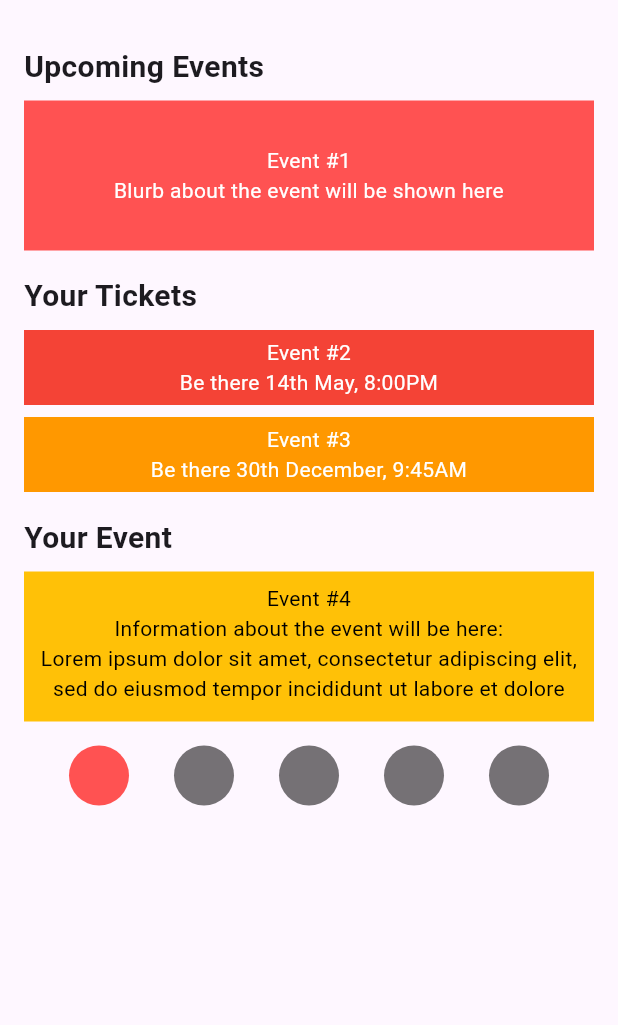
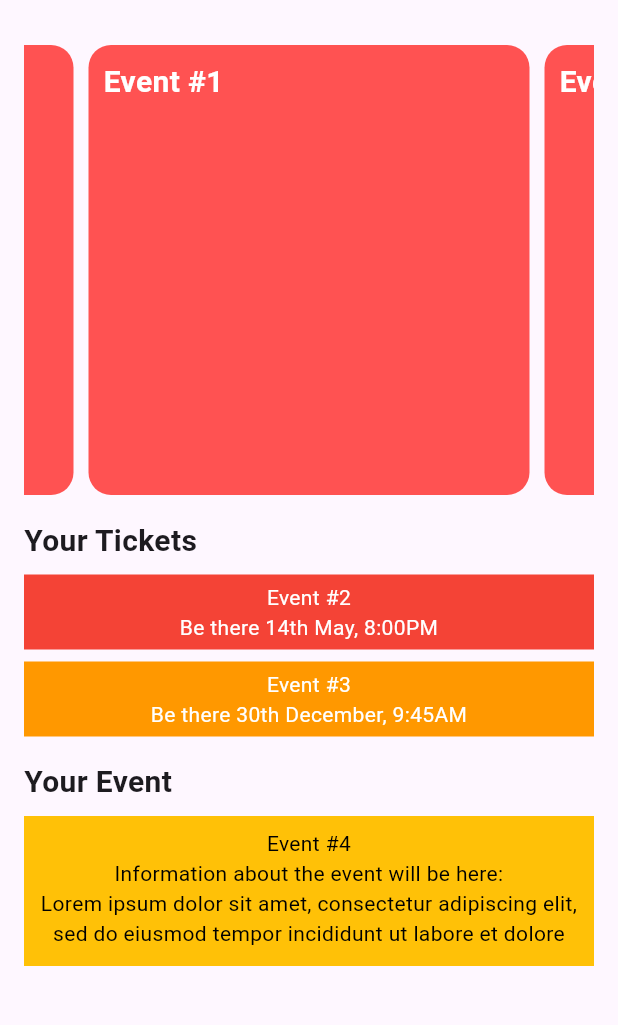
Before and after one commit to WillMBT/festivalens, a Flutter app: the screen it shows after launch, on a phone screen of 412 x 824 dp, the part 63-1088 px from its top. Run offline on Flutter 3.47's test engine with Material 3 defaults, Android fonts, the phone set to English and light mode, and no system bars; drawn by our look-alikes of carousel_slider.

```diff
--- a/festivalens/lib/main.dart
+++ b/festivalens/lib/main.dart
@@ -1,5 +1,5 @@
 import 'package:flutter/material.dart';
-import 'package:flutter/services.dart';
+import 'package:carousel_slider/carousel_slider.dart';
 
 void main() {
   runApp(FestivaLensApp());
@@ -26,6 +26,72 @@ class FestivaLensHomePage extends StatelessWidget {
         child: Column(
           crossAxisAlignment: CrossAxisAlignment.start,
           children: [
+            UpcomingEventsSection(),
+            SizedBox(height: 16),
+            YourTicketsSection(),
+            SizedBox(height: 16),
+            YourEventSection(),
+          ],
+        ),
+      ),
+    );
+  }
+}
+
+
+class UpcomingEventsSection extends StatelessWidget {
+  @override
+  Widget build(BuildContext context){
+    return Container(
+      child: CarouselSlider(
+        items: [1,2,3].map((i) {
+          return Container(
+            width: MediaQuery.of(context).size.width,
+
+            margin: EdgeInsets.symmetric(horizontal: 5),
+            decoration: BoxDecoration(color: Colors.redAccent,
+            borderRadius: BorderRadius.circular(15)),
+            child: Padding(
+              padding: const EdgeInsets.all(10.0),
+              child: Text(
+                "Event #$i",
+                style: TextStyle(
+                  fontSize: 20,
+                  fontWeight: FontWeight.bold,
+                  color: Colors.white,
+
+                  )),
+            ),
+           );
+        }).toList(),
+      options: CarouselOptions(
+        height: 300
+        ),
+      )
+    );
+  }
+}
+
+
+
+
+
+
+
+
+
+
+
+
+
+
+
+/* class UpcomingEventsSection extends StatelessWidget {
+  @override
+  Widget build(BuildContext context) {
+    return Column(
+      crossAxisAlignment: CrossAxisAlignment.start,
+      children: [
         Text(
           'Upcoming Events',
           style: TextStyle(
@@ -34,7 +100,29 @@ class FestivaLensHomePage extends StatelessWidget {
           ),
         ),
         SizedBox(height: 8),
-            Container(
+        GestureDetector(
+          onTap: () {
+            showModalBottomSheet<void>(
+              context: context,
+              builder: (BuildContext context) {
+                return FractionallySizedBox(
+                  heightFactor: 2,
+                  widthFactor: 4,
+                  child: Center(
+                    child: Column(
+                      mainAxisAlignment: MainAxisAlignment.center,
+                      mainAxisSize: MainAxisSize.min,
+                      children: <Widget>[
+                        const Text('Here is some extra information about the event'),
+
+                      ],
+                    ),
+                  ),
+                );
+              },
+            );
+          },
+          child: Container(
             height: 100,
             color: Colors.redAccent,
             child: Center(
@@ -47,7 +135,20 @@ class FestivaLensHomePage extends StatelessWidget {
               ),
             ),
           ),
-            SizedBox(height: 16),
+        ),
+      ],
+    );
+  }
+}
+
+*/
+
+class YourTicketsSection extends StatelessWidget {
+  @override
+  Widget build(BuildContext context) {
+    return Column(
+      crossAxisAlignment: CrossAxisAlignment.start,
+      children: [
         Text(
           'Your Tickets',
           style: TextStyle(
@@ -83,7 +184,17 @@ class FestivaLensHomePage extends StatelessWidget {
             ),
           ),
         ),
-            SizedBox(height: 16),
+      ],
+    );
+  }
+}
+
+class YourEventSection extends StatelessWidget {
+  @override
+  Widget build(BuildContext context) {
+    return Column(
+      crossAxisAlignment: CrossAxisAlignment.start,
+      children: [
         Text(
           'Your Event',
           style: TextStyle(
@@ -108,23 +219,7 @@ class FestivaLensHomePage extends StatelessWidget {
             ),
           ),
         ),
-            SizedBox(height: 16),
-            Row(
-              mainAxisAlignment: MainAxisAlignment.spaceEvenly,
-              children: List.generate(5, (index) {
-                return Container(
-                  width: 40,
-                  height: 40,
-                  decoration: BoxDecoration(
-                    shape: BoxShape.circle,
-                    color: index == 0 ? Colors.redAccent : Colors.black54,
-                  ),
-                );
-              }),
-            ),
       ],
-        ),
-      ),
     );
   }
 }
--- a/festivalens/pubspec.yaml
+++ b/festivalens/pubspec.yaml
@@ -14,6 +14,7 @@ dependencies:
 
   english_words: ^4.0.0
   provider: ^6.0.0
+  carousel_slider: ^4.2.1
 
 dev_dependencies:
   flutter_test:
```
Also changed, not shown: festivalens/pubspec.lock. Lines whose indentation alone changed are shown as unchanged.
